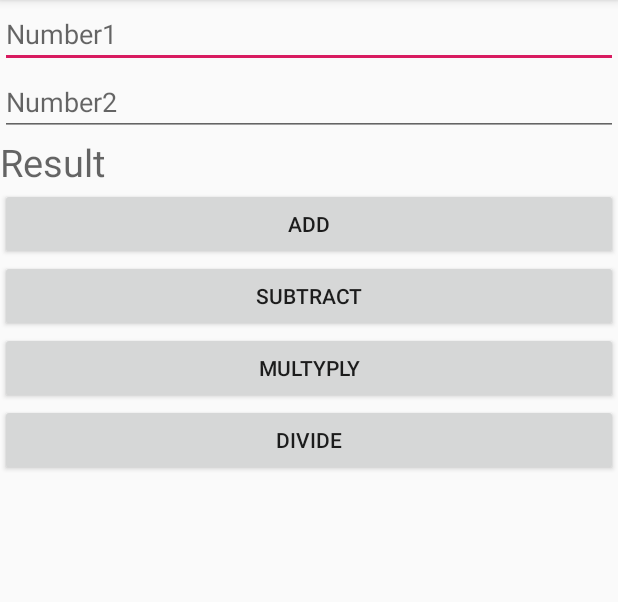
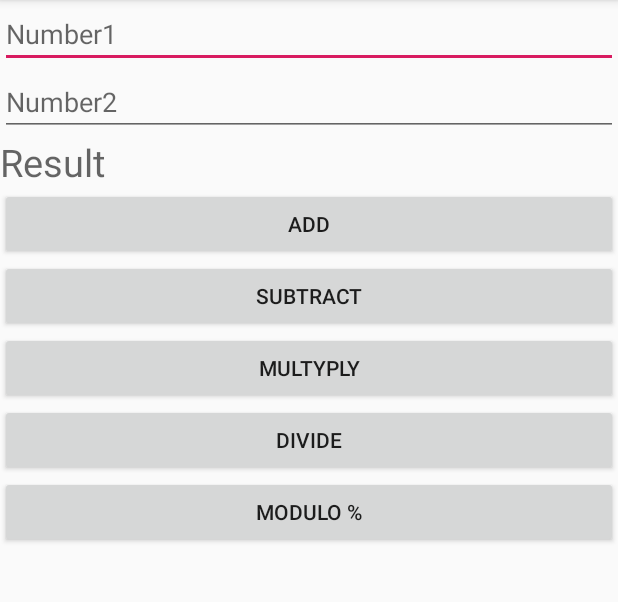
Before and after one commit to Shahrukhkhan86/Calculater3, an Android app: the screen it shows after launch (MainActivity), on a phone screen of 412 x 824 dp, the part 84-686 px from its top. Run offline under Robolectric (Android 15) with nearby library versions, the phone set to English and light mode, and no system bars.

Commit message:
add modulo and also ad some properties and the ap is working very good

```diff
--- a/app/src/main/java/com/example/calculater/MainActivity.java
+++ b/app/src/main/java/com/example/calculater/MainActivity.java
@@ -2,12 +2,83 @@ package com.example.calculater;
 
 import android.support.v7.app.AppCompatActivity;
 import android.os.Bundle;
+import android.view.View;
+import android.widget.Button;
+import android.widget.EditText;
+import android.widget.TextView;
 
 public class MainActivity extends AppCompatActivity {
+    TextView result;
+    EditText number1;
+    EditText number2;
+    Button add,subtract ,divide ,multyply,modulo;
+    float result_num;
+    int num1,num2;
+
 
     @Override
     protected void onCreate(Bundle savedInstanceState) {
         super.onCreate(savedInstanceState);
         setContentView(R.layout.activity_main);
+        result =(TextView)findViewById(R.id.result);
+        number1=(EditText)findViewById(R.id.number1);
+        number2=(EditText)findViewById(R.id.number2);
+
+        add=(Button)findViewById(R.id.add);
+        subtract=(Button)findViewById(R.id.subtract);
+        divide=(Button)findViewById(R.id.divide);
+        multyply=(Button)findViewById(R.id.multiply);
+        modulo=(Button)findViewById(R.id.mudulo);
+     add.setOnClickListener(new View.OnClickListener() {
+         @Override
+         public void onClick(View v) {
+             num1 =Integer.parseInt(number1.getText().toString());
+             num2 =Integer.parseInt(number2.getText().toString());
+             result_num=num1+num2;
+             result.setText(String.valueOf(result_num));
+
+         }
+     });
+        subtract.setOnClickListener(new View.OnClickListener() {
+            @Override
+            public void onClick(View v) {
+                num1 =Integer.parseInt(number1.getText().toString());
+                num2 =Integer.parseInt(number2.getText().toString());
+                result_num=num1-num2;
+                result.setText(String.valueOf(result_num));
+
+            }
+        });
+        divide.setOnClickListener(new View.OnClickListener() {
+            @Override
+            public void onClick(View v) {
+                num1 =Integer.parseInt(number1.getText().toString());
+                num2 =Integer.parseInt(number2.getText().toString());
+                result_num=num1/num2;
+                result.setText(String.valueOf(result_num));
+
+            }
+        });
+        multyply.setOnClickListener(new View.OnClickListener() {
+            @Override
+            public void onClick(View v) {
+                num1 =Integer.parseInt(number1.getText().toString());
+                num2 =Integer.parseInt(number2.getText().toString());
+                result_num=num1*num2;
+                result.setText(String.valueOf(result_num));
+
+            }
+        });
+        modulo.setOnClickListener(new View.OnClickListener() {
+            @Override
+            public void onClick(View v) {
+                num1 =Integer.parseInt(number1.getText().toString());
+                num2 =Integer.parseInt(number2.getText().toString());
+                result_num=num1 % num2;
+                result.setText(String.valueOf(result_num));
+
+            }
+        });
+
     }
 }
--- a/app/src/main/res/layout/activity_main.xml
+++ b/app/src/main/res/layout/activity_main.xml
@@ -43,7 +43,7 @@
         android:text="SUBTRACT" />
 
     <Button
-        android:id="@+id/multi"
+        android:id="@+id/multiply"
         android:layout_width="match_parent"
         android:layout_height="wrap_content"
         android:text="MULTYPLY" />
@@ -53,4 +53,10 @@
         android:layout_width="match_parent"
         android:layout_height="wrap_content"
         android:text="DIVIDE" />
+
+    <Button
+        android:id="@+id/mudulo"
+        android:layout_width="match_parent"
+        android:layout_height="wrap_content"
+        android:text="MODULO %" />
 </LinearLayout>
```
